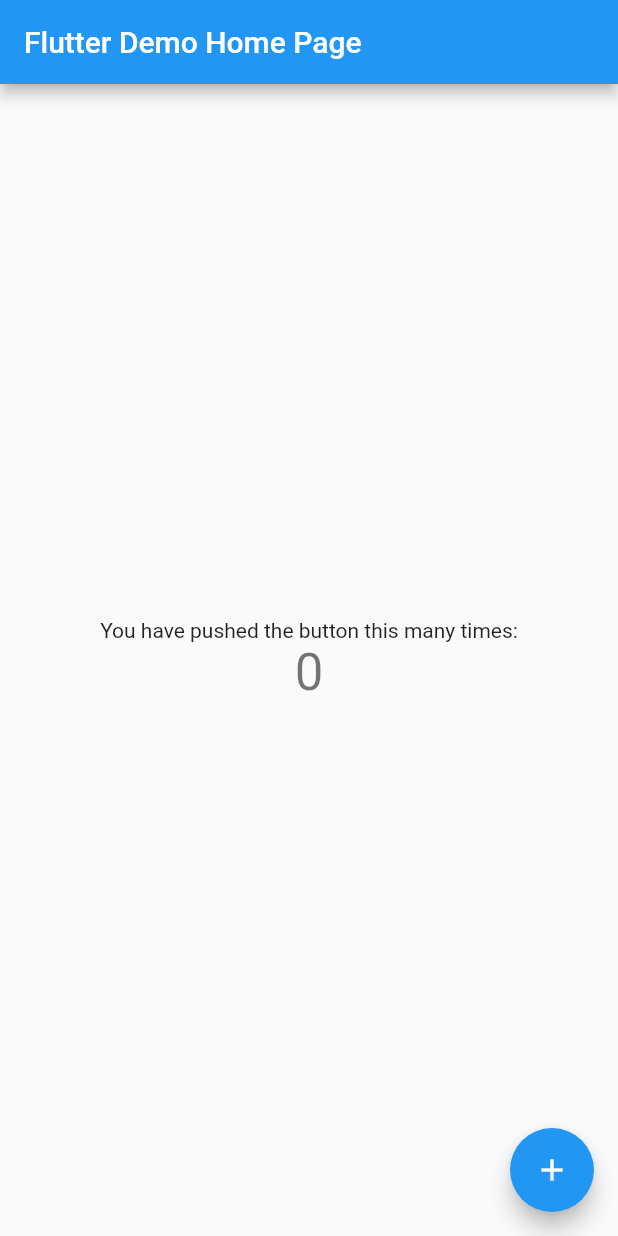
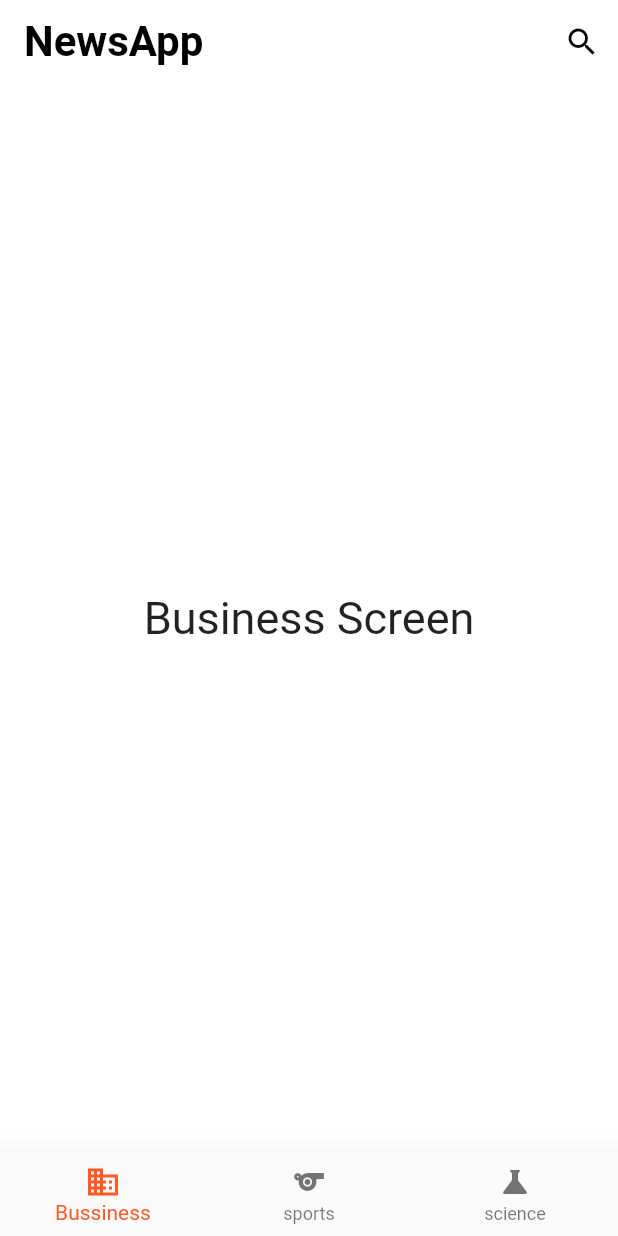
Before and after one commit to hesham060/News_App, a Flutter app: the screen it shows after launch, on a phone screen of 412 x 824 dp. Run offline on Flutter 3.47's test engine with Material 2 defaults, Android fonts, the phone set to English and light mode, and no system bars; our stand-ins replace flutter_bloc.

Commit message:
initial cubit

```diff
--- /dev/null
+++ b/newsapp/lib/layout/news_layout.dart
@@ -0,0 +1,40 @@
+import 'package:flutter/material.dart';
+import 'package:flutter_bloc/flutter_bloc.dart';
+import 'package:newsapp/shared/cubit/states.dart';
+
+import '../shared/cubit/cubit.dart';
+
+class NewsAppLayout extends StatelessWidget {
+  const NewsAppLayout({Key? key}) : super(key: key);
+
+  @override
+  Widget build(BuildContext context) {
+    return BlocProvider(
+      create: (context) => NewCubit(),
+      child: BlocConsumer<NewCubit, AppStates>(
+        listener: (context, state) {},
+        builder: (context, state) {
+          var cubit = NewCubit.get(context);
+          return Scaffold(
+            appBar: AppBar(
+              title: Text('NewsApp'),
+              actions: [
+                IconButton(
+                  icon: Icon(Icons.search),
+                  onPressed: (() {}),
+                ),
+              ],
+            ),
+            body: cubit.Screens[cubit.currentIndex],
+            bottomNavigationBar: BottomNavigationBar(
+              items: cubit.itemsBottom,
+              onTap: (index) => cubit.changeBottomNavBar(index: index),
+              currentIndex: cubit.currentIndex,
+              type: BottomNavigationBarType.fixed,
+            ),
+          );
+        },
+      ),
+    );
+  }
+}
--- a/newsapp/lib/main.dart
+++ b/newsapp/lib/main.dart
@@ -1,4 +1,6 @@
 import 'package:flutter/material.dart';
+import 'package:flutter/services.dart';
+import 'package:newsapp/layout/news_layout.dart';
 
 void main() {
   runApp(const MyApp());
@@ -11,105 +13,29 @@ class MyApp extends StatelessWidget {
   @override
   Widget build(BuildContext context) {
     return MaterialApp(
-      title: 'Flutter Demo',
+      debugShowCheckedModeBanner: false,
       theme: ThemeData(
-        // This is the theme of your application.
-        //
-        // Try running your application with "flutter run". You'll see the
-        // application has a blue toolbar. Then, without quitting the app, try
-        // changing the primarySwatch below to Colors.green and then invoke
-        // "hot reload" (press "r" in the console where you ran "flutter run",
-        // or simply save your changes to "hot reload" in a Flutter IDE).
-        // Notice that the counter didn't reset back to zero; the application
-        // is not restarted.
-        primarySwatch: Colors.blue,
-      ),
-      home: const MyHomePage(title: 'Flutter Demo Home Page'),
+          scaffoldBackgroundColor: Colors.white,
+          appBarTheme: const AppBarTheme(
+            iconTheme: IconThemeData(color: Colors.black),
+            systemOverlayStyle: SystemUiOverlayStyle(
+              statusBarColor: Colors.white,
+              statusBarIconBrightness: Brightness.dark,
+            ),
+            titleTextStyle: TextStyle(
+              color: Colors.black,
+              fontSize: 28,
+              fontWeight: FontWeight.bold,
+            ),
+            elevation: 0,
+            backgroundColor: Colors.white,
+          ),
+          bottomNavigationBarTheme: BottomNavigationBarThemeData(
+
+            selectedItemColor: Colors.deepOrange,
+            elevation: 20,
+          )),
+      home: const NewsAppLayout(),
     );
   }
 }
-
-class MyHomePage extends StatefulWidget {
-  const MyHomePage({Key? key, required this.title}) : super(key: key);
-
-  // This widget is the home page of your application. It is stateful, meaning
-  // that it has a State object (defined below) that contains fields that affect
-  // how it looks.
-
-  // This class is the configuration for the state. It holds the values (in this
-  // case the title) provided by the parent (in this case the App widget) and
-  // used by the build method of the State. Fields in a Widget subclass are
-  // always marked "final".
-
-  final String title;
-
-  @override
-  State<MyHomePage> createState() => _MyHomePageState();
-}
-
-class _MyHomePageState extends State<MyHomePage> {
-  int _counter = 0;
-
-  void _incrementCounter() {
-    setState(() {
-      // This call to setState tells the Flutter framework that something has
-      // changed in this State, which causes it to rerun the build method below
-      // so that the display can reflect the updated values. If we changed
-      // _counter without calling setState(), then the build method would not be
-      // called again, and so nothing would appear to happen.
-      _counter++;
-    });
-  }
-
-  @override
-  Widget build(BuildContext context) {
-    // This method is rerun every time setState is called, for instance as done
-    // by the _incrementCounter method above.
-    //
-    // The Flutter framework has been optimized to make rerunning build methods
-    // fast, so that you can just rebuild anything that needs updating rather
-    // than having to individually change instances of widgets.
-    return Scaffold(
-      appBar: AppBar(
-        // Here we take the value from the MyHomePage object that was created by
-        // the App.build method, and use it to set our appbar title.
-        title: Text(widget.title),
-      ),
-      body: Center(
-        // Center is a layout widget. It takes a single child and positions it
-        // in the middle of the parent.
-        child: Column(
-          // Column is also a layout widget. It takes a list of children and
-          // arranges them vertically. By default, it sizes itself to fit its
-          // children horizontally, and tries to be as tall as its parent.
-          //
-          // Invoke "debug painting" (press "p" in the console, choose the
-          // "Toggle Debug Paint" action from the Flutter Inspector in Android
-          // Studio, or the "Toggle Debug Paint" command in Visual Studio Code)
-          // to see the wireframe for each widget.
-          //
-          // Column has various properties to control how it sizes itself and
-          // how it positions its children. Here we use mainAxisAlignment to
-          // center the children vertically; the main axis here is the vertical
-          // axis because Columns are vertical (the cross axis would be
-          // horizontal).
-          mainAxisAlignment: MainAxisAlignment.center,
-          children: <Widget>[
-            const Text(
-              'You have pushed the button this many times:',
-            ),
-            Text(
-              '$_counter',
-              style: Theme.of(context).textTheme.headline4,
-            ),
-          ],
-        ),
-      ),
-      floatingActionButton: FloatingActionButton(
-        onPressed: _incrementCounter,
-        tooltip: 'Increment',
-        child: const Icon(Icons.add),
-      ), // This trailing comma makes auto-formatting nicer for build methods.
-    );
-  }
-}
--- /dev/null
+++ b/newsapp/lib/modules/business_screen/business_screen.dart
@@ -0,0 +1,17 @@
+import 'dart:ui';
+
+import 'package:flutter/cupertino.dart';
+import 'package:flutter/src/foundation/key.dart';
+import 'package:flutter/src/widgets/framework.dart';
+
+class BusinessScreen extends StatelessWidget {
+  const BusinessScreen({Key? key}) : super(key: key);
+
+  @override
+  Widget build(BuildContext context) {
+    return Container(
+       child: Center(child: Text('Business Screen',style: TextStyle(fontSize: 30),)),
+    );
+
+  }
+}
--- /dev/null
+++ b/newsapp/lib/modules/science_screen/science_screen.dart
@@ -0,0 +1,14 @@
+
+import 'package:flutter/material.dart';
+
+class ScienceScreen extends StatelessWidget {
+  const ScienceScreen({Key? key}) : super(key: key);
+
+  @override
+  Widget build(BuildContext context) {
+    return Container(
+       child: Center(child: Text('Science Screen',style: TextStyle(fontSize: 30),)),
+    );
+
+  }
+}
--- /dev/null
+++ b/newsapp/lib/modules/spors_screen/sports_screen.dart
@@ -0,0 +1,17 @@
+import 'package:flutter/material.dart';
+
+class SportsScreen extends StatelessWidget {
+  const SportsScreen({Key? key}) : super(key: key);
+
+  @override
+  Widget build(BuildContext context) {
+    return Container(
+      child: Center(
+        child: Text(
+          'Sports Screen',
+          style: TextStyle(fontSize: 30),
+        ),
+      ),
+    );
+  }
+}
--- /dev/null
+++ b/newsapp/lib/shared/cubit/cubit.dart
@@ -0,0 +1,23 @@
+import 'package:flutter_bloc/flutter_bloc.dart';
+import 'package:newsapp/modules/business_screen/business_screen.dart';
+import 'package:newsapp/modules/science_screen/science_screen.dart';
+import 'package:newsapp/modules/spors_screen/sports_screen.dart';
+import 'package:newsapp/shared/cubit/states.dart';
+import 'package:flutter/material.dart';
+
+class NewCubit extends Cubit<AppStates> {
+  NewCubit() : super(InitailAppState());
+  static NewCubit get(Context) => BlocProvider.of(Context);
+  int currentIndex = 0;
+  List<BottomNavigationBarItem> itemsBottom = const [
+    BottomNavigationBarItem(icon: Icon(Icons.business), label: 'Bussiness'),
+    BottomNavigationBarItem(icon: Icon(Icons.sports), label: 'sports'),
+    BottomNavigationBarItem(icon: Icon(Icons.science), label: 'science'),
+  ];
+
+  List<Widget> Screens = [BusinessScreen(), SportsScreen(), ScienceScreen()];
+  void changeBottomNavBar({required int index}) {
+    currentIndex = index;
+    emit(AppChangeBottomNavBar());
+  }
+}
--- /dev/null
+++ b/newsapp/lib/shared/cubit/states.dart
@@ -0,0 +1,4 @@
+abstract class AppStates {}
+class  InitailAppState extends AppStates {}
+class  NewsAppBottomNavState extends AppStates {}
+class  AppChangeBottomNavBar extends AppStates{}
--- a/newsapp/pubspec.yaml
+++ b/newsapp/pubspec.yaml
@@ -29,6 +29,8 @@ environment:
 dependencies:
   flutter:
     sdk: flutter
+  bloc: ^8.1.0
+  flutter_bloc: ^8.1.1
 
 
   # The following adds the Cupertino Icons font to your application.
```
Also changed, not shown: newsapp/pubspec.lock, 1 other file.
